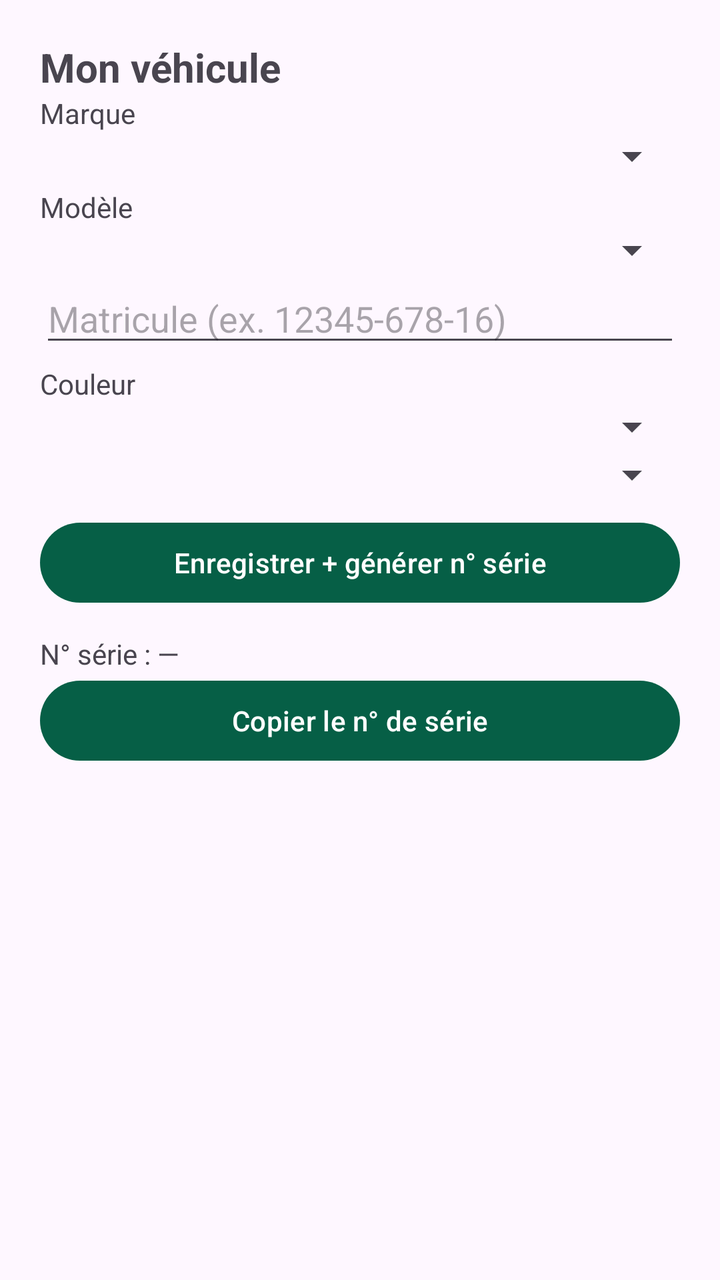
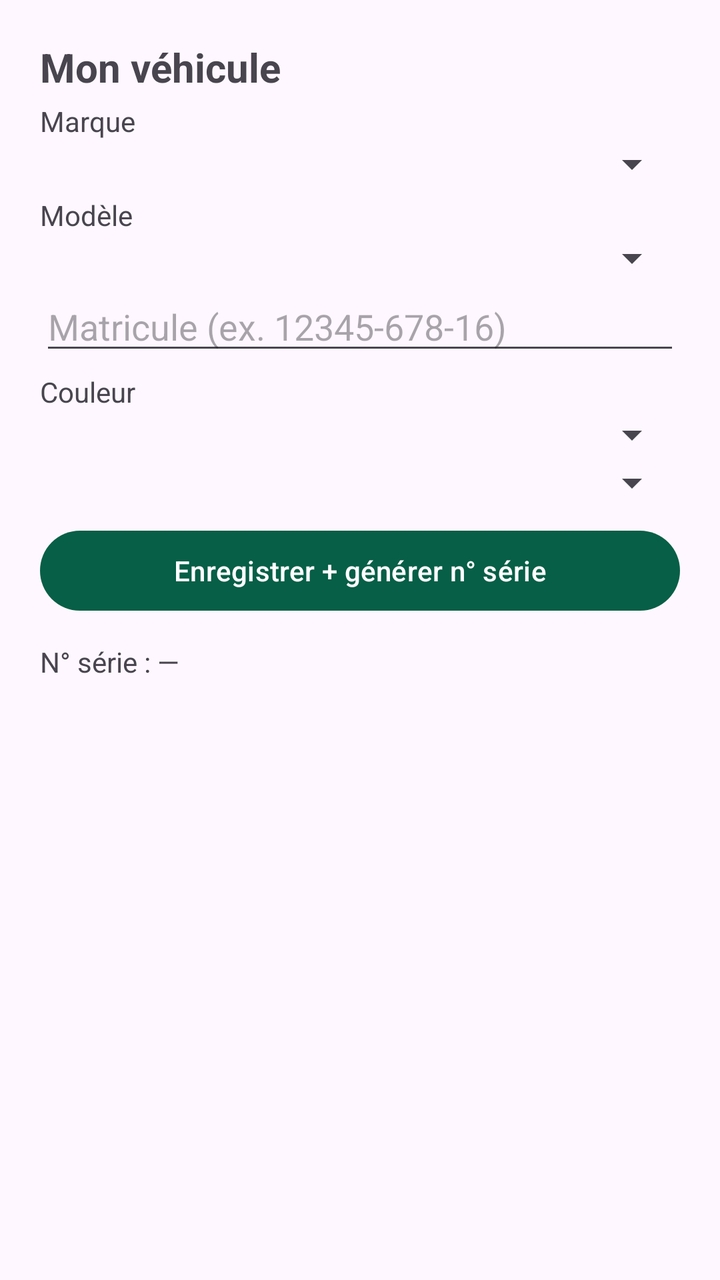

The first picture is an Android layout as it rendered before a commit; the second is the same layout after the commit. The layout source and the unified diff follow.
<!-- AndroidManifest.xml: application theme Theme.CarFleetDevice -->
<!-- res/layout/fragment_vehicle.xml -->
<?xml version="1.0" encoding="utf-8"?>
<ScrollView xmlns:android="http://schemas.android.com/apk/res/android"
    android:layout_width="match_parent"
    android:layout_height="match_parent"
    android:padding="20dp">

    <LinearLayout
        android:layout_width="match_parent"
        android:layout_height="wrap_content"
        android:orientation="vertical">

        <TextView
            android:layout_width="wrap_content"
            android:layout_height="wrap_content"
            android:text="Mon véhicule"
            android:textSize="20sp"
            android:textStyle="bold" />

        <TextView
            android:layout_width="wrap_content"
            android:layout_height="wrap_content"
            android:text="Marque" />

        <Spinner
            android:id="@+id/spMarque"
            android:layout_width="match_parent"
            android:layout_height="wrap_content" />

        <TextView
            android:layout_width="wrap_content"
            android:layout_height="wrap_content"
            android:layout_marginTop="4dp"
            android:text="Modèle" />

        <Spinner
            android:id="@+id/spModele"
            android:layout_width="match_parent"
            android:layout_height="wrap_content" />

        <EditText
            android:id="@+id/etImmat"
            android:layout_width="match_parent"
            android:layout_height="wrap_content"
            android:hint="Matricule (ex. 12345-678-16)" />

        <TextView
            android:layout_width="wrap_content"
            android:layout_height="wrap_content"
            android:layout_marginTop="4dp"
            android:text="Couleur" />

        <Spinner
            android:id="@+id/spCouleur"
            android:layout_width="match_parent"
            android:layout_height="wrap_content" />

        <Spinner
            android:id="@+id/spCat"
            android:layout_width="match_parent"
            android:layout_height="wrap_content" />

        <Button
            android:id="@+id/btnAdd"
            android:layout_width="match_parent"
            android:layout_height="wrap_content"
            android:layout_marginTop="8dp"
            android:text="Enregistrer + générer n° série" />

        <TextView
            android:id="@+id/tvSerial"
            android:layout_width="match_parent"
            android:layout_height="wrap_content"
            android:layout_marginTop="12dp"
            android:text="N° série : —"
            android:textIsSelectable="true" />

        <Button
            android:id="@+id/btnCopy"
            android:layout_width="match_parent"
            android:layout_height="wrap_content"
            android:text="Copier le n° de série" />

        <TextView
            android:id="@+id/tvErr"
            android:layout_width="match_parent"
            android:layout_height="wrap_content"
            android:layout_marginTop="8dp" />
    </LinearLayout>
</ScrollView>
<!-- resources referenced by this layout -->
<resources>
  <style name="Theme.CarFleetDevice" parent="Theme.Material3.DayNight.NoActionBar">
          <item name="colorPrimary">@color/green</item>
      </style>
  <color name="green">#065f46</color>
</resources>

<!-- the commit's change to res/layout/fragment_vehicle.xml (unified diff, before → after) -->
@@ -16,69 +16,135 @@
             android:textSize="20sp"
             android:textStyle="bold" />
 
-        <TextView
-            android:layout_width="wrap_content"
-            android:layout_height="wrap_content"
-            android:text="Marque" />
-
-        <Spinner
-            android:id="@+id/spMarque"
-            android:layout_width="match_parent"
-            android:layout_height="wrap_content" />
-
-        <TextView
-            android:layout_width="wrap_content"
-            android:layout_height="wrap_content"
-            android:layout_marginTop="4dp"
-            android:text="Modèle" />
-
-        <Spinner
-            android:id="@+id/spModele"
-            android:layout_width="match_parent"
-            android:layout_height="wrap_content" />
-
-        <EditText
-            android:id="@+id/etImmat"
+        
+        <LinearLayout
+            android:id="@+id/ficheVeh"
             android:layout_width="match_parent"
             android:layout_height="wrap_content"
-            android:hint="Matricule (ex. 12345-678-16)" />
+            android:orientation="vertical"
+            android:visibility="gone">
 
-        <TextView
-            android:layout_width="wrap_content"
-            android:layout_height="wrap_content"
-            android:layout_marginTop="4dp"
-            android:text="Couleur" />
+            <TextView
+                android:id="@+id/tvFiche"
+                android:layout_width="match_parent"
+                android:layout_height="wrap_content"
+                android:layout_marginTop="8dp"
+                android:textIsSelectable="true" />
 
-        <Spinner
-            android:id="@+id/spCouleur"
-            android:layout_width="match_parent"
-            android:layout_height="wrap_content" />
+            <LinearLayout
+                android:id="@+id/editVeh"
+                android:layout_width="match_parent"
+                android:layout_height="wrap_content"
+                android:orientation="vertical"
+                android:visibility="gone">
 
-        <Spinner
-            android:id="@+id/spCat"
-            android:layout_width="match_parent"
-            android:layout_height="wrap_content" />
+                <Spinner
+                    android:id="@+id/spMarque2"
+                    android:layout_width="match_parent"
+                    android:layout_height="wrap_content" />
 
-        <Button
-            android:id="@+id/btnAdd"
+                <Spinner
+                    android:id="@+id/spModele2"
+                    android:layout_width="match_parent"
+                    android:layout_height="wrap_content" />
+
+                <Spinner
+                    android:id="@+id/spCouleur2"
+                    android:layout_width="match_parent"
+                    android:layout_height="wrap_content" />
+
+                <Spinner
+                    android:id="@+id/spCat2"
+                    android:layout_width="match_parent"
+                    android:layout_height="wrap_content" />
+
+                <EditText
+                    android:id="@+id/etImmat2"
+                    android:layout_width="match_parent"
+                    android:layout_height="wrap_content"
+                    android:hint="Matricule" />
+            </LinearLayout>
+
+            <Button
+                android:id="@+id/btnEditVeh"
+                android:layout_width="match_parent"
+                android:layout_height="wrap_content"
+                android:layout_marginTop="8dp"
+                android:text="Modifier" />
+
+            <Button
+                android:id="@+id/btnCopy"
+                android:layout_width="match_parent"
+                android:layout_height="wrap_content"
+                android:text="Copier le n° de série" />
+        </LinearLayout>
+
+        
+        <LinearLayout
+            android:id="@+id/formAjout"
             android:layout_width="match_parent"
             android:layout_height="wrap_content"
-            android:layout_marginTop="8dp"
-            android:text="Enregistrer + générer n° série" />
+            android:orientation="vertical">
 
-        <TextView
-            android:id="@+id/tvSerial"
-            android:layout_width="match_parent"
-            android:layout_height="wrap_content"
-            android:layout_marginTop="12dp"
-            android:text="N° série : —"
-            android:textIsSelectable="true" />
+            <TextView
+                android:layout_width="wrap_content"
+                android:layout_height="wrap_content"
+                android:layout_marginTop="4dp"
+                android:text="Marque" />
 
-        <Button
-            android:id="@+id/btnCopy"
-            android:layout_width="match_parent"
-            android:layout_height="wrap_content"
-            android:text="Copier le n° de série" />
+            <Spinner
+                android:id="@+id/spMarque"
+                android:layout_width="match_parent"
+                android:layout_height="wrap_content" />
+
+            <TextView
+                android:layout_width="wrap_content"
+                android:layout_height="wrap_content"
+                android:layout_marginTop="4dp"
+                android:text="Modèle" />
+
+            <Spinner
+                android:id="@+id/spModele"
+                android:layout_width="match_parent"
+                android:layout_height="wrap_content" />
+
+            <EditText
+                android:id="@+id/etImmat"
+                android:layout_width="match_parent"
+                android:layout_height="wrap_content"
+                android:hint="Matricule (ex. 12345-678-16)" />
+
+            <TextView
+                android:layout_width="wrap_content"
+                android:layout_height="wrap_content"
+                android:layout_marginTop="4dp"
+                android:text="Couleur" />
+
+            <Spinner
+                android:id="@+id/spCouleur"
+                android:layout_width="match_parent"
+                android:layout_height="wrap_content" />
+
+            <Spinner
+                android:id="@+id/spCat"
+                android:layout_width="match_parent"
+                android:layout_height="wrap_content" />
+
+            <Button
+                android:id="@+id/btnAdd"
+                android:layout_width="match_parent"
+                android:layout_height="wrap_content"
+                android:layout_marginTop="8dp"
+                android:text="Enregistrer + générer n° série" />
+
+            <TextView
+                android:id="@+id/tvSerial"
+                android:layout_width="match_parent"
+                android:layout_height="wrap_content"
+                android:layout_marginTop="12dp"
+                android:text="N° série : —"
+                android:textIsSelectable="true" />
+        </LinearLayout>
 
         <TextView
             android:id="@+id/tvErr"
